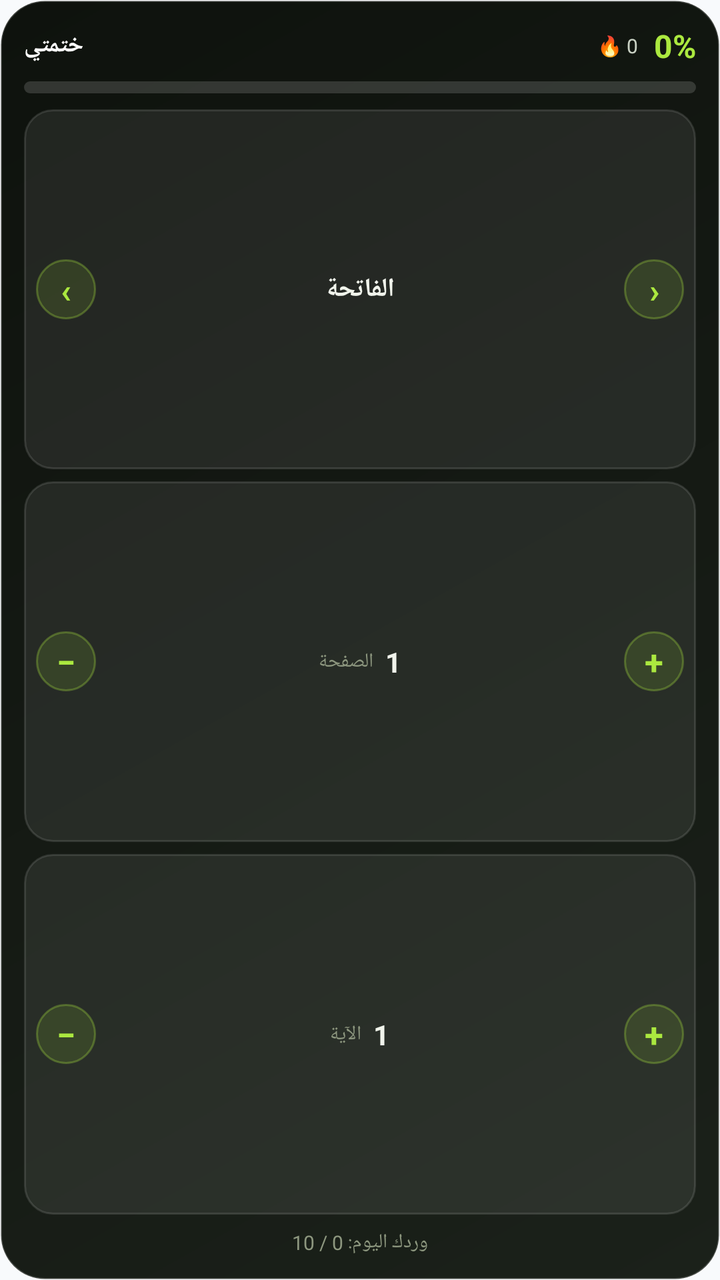
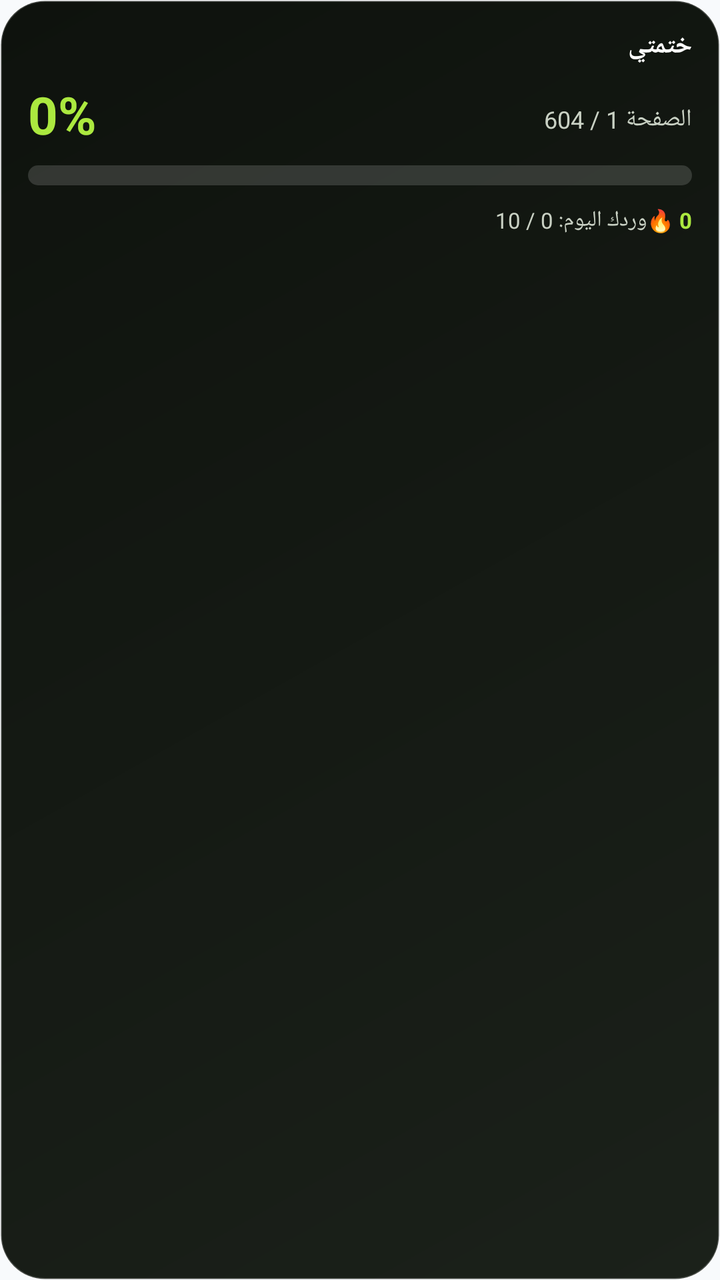

An Android layout rendered at two revisions. The XML below is the earlier revision; the diff shows what the commit changed to produce the second picture.
<!-- AndroidManifest.xml: application theme Theme.QuranTracker -->
<!-- res/layout/widget_progress.xml -->
<?xml version="1.0" encoding="utf-8"?>
<LinearLayout xmlns:android="http://schemas.android.com/apk/res/android"
    android:id="@+id/widget_root"
    android:layout_width="match_parent"
    android:layout_height="match_parent"
    android:orientation="vertical"
    android:background="@drawable/widget_bg"
    android:padding="12dp"
    android:layoutDirection="rtl">

    
    <LinearLayout
        android:layout_width="match_parent"
        android:layout_height="wrap_content"
        android:orientation="horizontal"
        android:gravity="center_vertical">

        <TextView
            android:id="@+id/widget_app_name"
            android:layout_width="wrap_content"
            android:layout_height="wrap_content"
            android:text="ختمتي"
            android:textColor="#FFFFFF"
            android:textSize="12sp"
            android:textStyle="bold" />

        <TextView
            android:id="@+id/widget_khatmah_name"
            android:layout_width="0dp"
            android:layout_height="wrap_content"
            android:layout_weight="1"
            android:layout_marginStart="8dp"
            android:text=""
            android:textColor="#8D977F"
            android:textSize="10sp"
            android:maxLines="1"
            android:ellipsize="end" />

        <TextView
            android:id="@+id/widget_streak"
            android:layout_width="wrap_content"
            android:layout_height="wrap_content"
            android:layout_marginEnd="8dp"
            android:text="🔥 0"
            android:textColor="#C9D1C4"
            android:textSize="10sp" />

        <TextView
            android:id="@+id/widget_percent"
            android:layout_width="wrap_content"
            android:layout_height="wrap_content"
            android:text="0%"
            android:textColor="#ABE83F"
            android:textSize="16sp"
            android:textStyle="bold" />
    </LinearLayout>

    <ProgressBar
        android:id="@+id/widget_progress_bar"
        style="?android:attr/progressBarStyleHorizontal"
        android:layout_width="match_parent"
        android:layout_height="6dp"
        android:layout_marginTop="7dp"
        android:max="100"
        android:progress="0"
        android:progressDrawable="@drawable/widget_progress_track" />

    
    <LinearLayout
        android:layout_width="match_parent"
        android:layout_height="0dp"
        android:layout_weight="1"
        android:layout_marginTop="8dp"
        android:minHeight="38dp"
        android:orientation="horizontal"
        android:gravity="center_vertical"
        android:background="@drawable/widget_row_bg"
        android:paddingStart="6dp"
        android:paddingEnd="6dp">

        <TextView
            android:id="@+id/widget_surah_prev"
            android:layout_width="30dp"
            android:layout_height="30dp"
            android:background="@drawable/widget_step_btn"
            android:gravity="center"
            android:text="‹"
            android:textColor="#ABE83F"
            android:textSize="17sp"
            android:textStyle="bold" />

        <TextView
            android:id="@+id/widget_surah_label"
            android:layout_width="0dp"
            android:layout_height="wrap_content"
            android:layout_weight="1"
            android:gravity="center"
            android:text="الفاتحة"
            android:textColor="#F1F4EC"
            android:textSize="13sp"
            android:textStyle="bold"
            android:maxLines="1"
            android:ellipsize="end" />

        <TextView
            android:id="@+id/widget_surah_next"
            android:layout_width="30dp"
            android:layout_height="30dp"
            android:background="@drawable/widget_step_btn"
            android:gravity="center"
            android:text="›"
            android:textColor="#ABE83F"
            android:textSize="17sp"
            android:textStyle="bold" />
    </LinearLayout>

    
    <LinearLayout
        android:layout_width="match_parent"
        android:layout_height="0dp"
        android:layout_weight="1"
        android:layout_marginTop="6dp"
        android:minHeight="38dp"
        android:orientation="horizontal"
        android:gravity="center_vertical"
        android:background="@drawable/widget_row_bg"
        android:paddingStart="6dp"
        android:paddingEnd="6dp">

        <TextView
            android:id="@+id/widget_page_dec"
            android:layout_width="30dp"
            android:layout_height="30dp"
            android:background="@drawable/widget_step_btn"
            android:gravity="center"
            android:text="−"
            android:textColor="#ABE83F"
            android:textSize="17sp"
            android:textStyle="bold" />

        <LinearLayout
            android:layout_width="0dp"
            android:layout_height="wrap_content"
            android:layout_weight="1"
            android:orientation="horizontal"
            android:gravity="center">

            <TextView
                android:layout_width="wrap_content"
                android:layout_height="wrap_content"
                android:text="الصفحة"
                android:textColor="#8D977F"
                android:textSize="10sp" />

            <TextView
                android:id="@+id/widget_page_val"
                android:layout_width="wrap_content"
                android:layout_height="wrap_content"
                android:layout_marginStart="6dp"
                android:text="1"
                android:textColor="#F1F4EC"
                android:textSize="14sp"
                android:textStyle="bold" />
        </LinearLayout>

        <TextView
            android:id="@+id/widget_page_inc"
            android:layout_width="30dp"
            android:layout_height="30dp"
            android:background="@drawable/widget_step_btn"
            android:gravity="center"
            android:text="+"
            android:textColor="#ABE83F"
            android:textSize="17sp"
            android:textStyle="bold" />
    </LinearLayout>

    
    <LinearLayout
        android:layout_width="match_parent"
        android:layout_height="0dp"
        android:layout_weight="1"
        android:layout_marginTop="6dp"
        android:minHeight="38dp"
        android:orientation="horizontal"
        android:gravity="center_vertical"
        android:background="@drawable/widget_row_bg"
        android:paddingStart="6dp"
        android:paddingEnd="6dp">

        <TextView
            android:id="@+id/widget_ayah_dec"
            android:layout_width="30dp"
            android:layout_height="30dp"
            android:background="@drawable/widget_step_btn"
            android:gravity="center"
            android:text="−"
            android:textColor="#ABE83F"
            android:textSize="17sp"
            android:textStyle="bold" />

        <LinearLayout
            android:layout_width="0dp"
            android:layout_height="wrap_content"
            android:layout_weight="1"
            android:orientation="horizontal"
            android:gravity="center">

            <TextView
                android:layout_width="wrap_content"
                android:layout_height="wrap_content"
                android:text="الآية"
                android:textColor="#8D977F"
                android:textSize="10sp" />

            <TextView
                android:id="@+id/widget_ayah_val"
                android:layout_width="wrap_content"
                android:layout_height="wrap_content"
                android:layout_marginStart="6dp"
                android:text="1"
                android:textColor="#F1F4EC"
                android:textSize="14sp"
                android:textStyle="bold" />
        </LinearLayout>

        <TextView
            android:id="@+id/widget_ayah_inc"
            android:layout_width="30dp"
            android:layout_height="30dp"
            android:background="@drawable/widget_step_btn"
            android:gravity="center"
            android:text="+"
            android:textColor="#ABE83F"
            android:textSize="17sp"
            android:textStyle="bold" />
    </LinearLayout>

    <TextView
        android:id="@+id/widget_today"
        android:layout_width="match_parent"
        android:layout_height="wrap_content"
        android:layout_marginTop="7dp"
        android:gravity="center"
        android:text="وردك اليوم: 0 / 10"
        android:textColor="#8D977F"
        android:textSize="10sp" />

</LinearLayout>
<!-- resources referenced by this layout -->
<resources>
  <!-- drawable widget_bg (drawable) -->
  <?xml version="1.0" encoding="utf-8"?>
  <shape xmlns:android="http://schemas.android.com/apk/res/android"
      android:shape="rectangle">
      <gradient
          android:angle="135"
          android:startColor="#1B211A"
          android:endColor="#0E120D" />
      <corners android:radius="22dp" />
      <stroke
          android:width="1dp"
          android:color="#33FFFFFF" />
  </shape>
  <!-- drawable widget_progress_track (drawable) -->
  <?xml version="1.0" encoding="utf-8"?>
  <layer-list xmlns:android="http://schemas.android.com/apk/res/android">
      
      <item android:id="@android:id/background">
          <shape android:shape="rectangle">
              <corners android:radius="10dp" />
              <solid android:color="#26FFFFFF" />
          </shape>
      </item>
      
      <item android:id="@android:id/progress">
          <clip>
              <shape android:shape="rectangle">
                  <corners android:radius="10dp" />
                  <gradient
                      android:startColor="#8AC22E"
                      android:endColor="#C7F75A"
                      android:angle="0" />
              </shape>
          </clip>
      </item>
  </layer-list>
  <!-- drawable widget_row_bg (drawable) -->
  <?xml version="1.0" encoding="utf-8"?>
  <shape xmlns:android="http://schemas.android.com/apk/res/android"
      android:shape="rectangle">
      <solid android:color="#14FFFFFF" />
      <corners android:radius="14dp" />
      <stroke
          android:width="1dp"
          android:color="#1FFFFFFF" />
  </shape>
  <!-- drawable widget_step_btn (drawable) -->
  <?xml version="1.0" encoding="utf-8"?>
  <shape xmlns:android="http://schemas.android.com/apk/res/android"
      android:shape="oval">
      <solid android:color="#1FABE83F" />
      <stroke
          android:width="1dp"
          android:color="#4DABE83F" />
  </shape>
  <style name="Theme.QuranTracker" parent="Theme.AppCompat.Light.NoActionBar">
          <item name="colorPrimary">@color/colorPrimary</item>
          <item name="colorPrimaryDark">@color/colorPrimaryDark</item>
          <item name="colorAccent">@color/colorAccent</item>
          <item name="android:windowBackground">@color/backgroundColor</item>
      </style>
  <color name="colorPrimary">#083264</color>
  <color name="colorPrimaryDark">#041B37</color>
  <color name="colorAccent">#139D62</color>
  <color name="backgroundColor">#F8FAFC</color>
</resources>

<!-- the commit's change to res/layout/widget_progress.xml (unified diff, before → after) -->
@@ -1,11 +1,10 @@
 <?xml version="1.0" encoding="utf-8"?>
 <LinearLayout xmlns:android="http://schemas.android.com/apk/res/android"
-    android:id="@+id/widget_root"
     android:layout_width="match_parent"
     android:layout_height="match_parent"
     android:orientation="vertical"
     android:background="@drawable/widget_bg"
-    android:padding="12dp"
+    android:padding="14dp"
     android:layoutDirection="rtl">
 
     
@@ -17,33 +16,32 @@
 
         <TextView
             android:id="@+id/widget_app_name"
-            android:layout_width="wrap_content"
+            android:layout_width="0dp"
             android:layout_height="wrap_content"
+            android:layout_weight="1"
             android:text="ختمتي"
             android:textColor="#FFFFFF"
-            android:textSize="12sp"
+            android:textSize="13sp"
             android:textStyle="bold" />
 
         <TextView
             android:id="@+id/widget_khatmah_name"
-            android:layout_width="0dp"
+            android:layout_width="wrap_content"
             android:layout_height="wrap_content"
-            android:layout_weight="1"
-            android:layout_marginStart="8dp"
             android:text=""
-            android:textColor="#8D977F"
-            android:textSize="10sp"
+            android:textColor="#98A18E"
+            android:textSize="11sp"
             android:maxLines="1"
             android:ellipsize="end" />
+    </LinearLayout>
 
-        <TextView
-            android:id="@+id/widget_streak"
-            android:layout_width="wrap_content"
-            android:layout_height="wrap_content"
-            android:layout_marginEnd="8dp"
-            android:text="🔥 0"
-            android:textColor="#C9D1C4"
-            android:textSize="10sp" />
+    
+    <LinearLayout
+        android:layout_width="match_parent"
+        android:layout_height="wrap_content"
+        android:orientation="horizontal"
+        android:gravity="bottom"
+        android:layout_marginTop="8dp">
 
         <TextView
             android:id="@+id/widget_percent"
@@ -51,16 +49,29 @@
             android:layout_height="wrap_content"
             android:text="0%"
             android:textColor="#ABE83F"
-            android:textSize="16sp"
+            android:textSize="26sp"
             android:textStyle="bold" />
+
+        <TextView
+            android:id="@+id/widget_page"
+            android:layout_width="0dp"
+            android:layout_height="wrap_content"
+            android:layout_weight="1"
+            android:layout_marginStart="8dp"
+            android:layout_marginBottom="3dp"
+            android:text="الصفحة 1 / 604"
+            android:textColor="#C9D1C4"
+            android:textSize="12sp"
+            android:gravity="start" />
     </LinearLayout>
 
+    
     <ProgressBar
         android:id="@+id/widget_progress_bar"
         style="?android:attr/progressBarStyleHorizontal"
         android:layout_width="match_parent"
-        android:layout_height="6dp"
-        android:layout_marginTop="7dp"
+        android:layout_height="10dp"
+        android:layout_marginTop="8dp"
         android:max="100"
         android:progress="0"
         android:progressDrawable="@drawable/widget_progress_track" />
@@ -68,182 +79,28 @@
     
     <LinearLayout
         android:layout_width="match_parent"
-        android:layout_height="0dp"
-        android:layout_weight="1"
-        android:layout_marginTop="8dp"
-        android:minHeight="38dp"
+        android:layout_height="wrap_content"
         android:orientation="horizontal"
         android:gravity="center_vertical"
-        android:background="@drawable/widget_row_bg"
-        android:paddingStart="6dp"
-        android:paddingEnd="6dp">
+        android:layout_marginTop="10dp">
 
         <TextView
-            android:id="@+id/widget_surah_prev"
-            android:layout_width="30dp"
-            android:layout_height="30dp"
-            android:background="@drawable/widget_step_btn"
-            android:gravity="center"
-            android:text="‹"
-            android:textColor="#ABE83F"
-            android:textSize="17sp"
-            android:textStyle="bold" />
-
-        <TextView
-            android:id="@+id/widget_surah_label"
+            android:id="@+id/widget_today"
             android:layout_width="0dp"
             android:layout_height="wrap_content"
             android:layout_weight="1"
-            android:gravity="center"
-            android:text="الفاتحة"
-            android:textColor="#F1F4EC"
-            android:textSize="13sp"
-            android:textStyle="bold"
-            android:maxLines="1"
-            android:ellipsize="end" />
+            android:text="وردك اليوم: 0 / 10"
+            android:textColor="#C9D1C4"
+            android:textSize="11sp" />
 
         <TextView
-            android:id="@+id/widget_surah_next"
-            android:layout_width="30dp"
-            android:layout_height="30dp"
-            android:background="@drawable/widget_step_btn"
-            android:gravity="center"
-            android:text="›"
+            android:id="@+id/widget_streak"
+            android:layout_width="wrap_content"
+            android:layout_height="wrap_content"
+            android:text="🔥 0"
             android:textColor="#ABE83F"
-            android:textSize="17sp"
+            android:textSize="11sp"
             android:textStyle="bold" />
     </LinearLayout>
 
-    
-    <LinearLayout
-        android:layout_width="match_parent"
-        android:layout_height="0dp"
-        android:layout_weight="1"
-        android:layout_marginTop="6dp"
-        android:minHeight="38dp"
-        android:orientation="horizontal"
-        android:gravity="center_vertical"
-        android:background="@drawable/widget_row_bg"
-        android:paddingStart="6dp"
-        android:paddingEnd="6dp">
-
-        <TextView
-            android:id="@+id/widget_page_dec"
-            android:layout_width="30dp"
-            android:layout_height="30dp"
-            android:background="@drawable/widget_step_btn"
-            android:gravity="center"
-            android:text="−"
-            android:textColor="#ABE83F"
-            android:textSize="17sp"
-            android:textStyle="bold" />
-
-        <LinearLayout
-            android:layout_width="0dp"
-            android:layout_height="wrap_content"
-            android:layout_weight="1"
-            android:orientation="horizontal"
-            android:gravity="center">
-
-            <TextView
-                android:layout_width="wrap_content"
-                android:layout_height="wrap_content"
-                android:text="الصفحة"
-                android:textColor="#8D977F"
-                android:textSize="10sp" />
-
-            <TextView
-                android:id="@+id/widget_page_val"
-                android:layout_width="wrap_content"
-                android:layout_height="wrap_content"
-                android:layout_marginStart="6dp"
-                android:text="1"
-                android:textColor="#F1F4EC"
-                android:textSize="14sp"
-                android:textStyle="bold" />
-        </LinearLayout>
-
-        <TextView
-            android:id="@+id/widget_page_inc"
-            android:layout_width="30dp"
-            android:layout_height="30dp"
-            android:background="@drawable/widget_step_btn"
-            android:gravity="center"
-            android:text="+"
-            android:textColor="#ABE83F"
-            android:textSize="17sp"
-            android:textStyle="bold" />
-    </LinearLayout>
-
-    
-    <LinearLayout
-        android:layout_width="match_parent"
-        android:layout_height="0dp"
-        android:layout_weight="1"
-        android:layout_marginTop="6dp"
-        android:minHeight="38dp"
-        android:orientation="horizontal"
-        android:gravity="center_vertical"
-        android:background="@drawable/widget_row_bg"
-        android:paddingStart="6dp"
-        android:paddingEnd="6dp">
-
-        <TextView
-            android:id="@+id/widget_ayah_dec"
-            android:layout_width="30dp"
-            android:layout_height="30dp"
-            android:background="@drawable/widget_step_btn"
-            android:gravity="center"
-            android:text="−"
-            android:textColor="#ABE83F"
-            android:textSize="17sp"
-            android:textStyle="bold" />
-
-        <LinearLayout
-            android:layout_width="0dp"
-            android:layout_height="wrap_content"
-            android:layout_weight="1"
-            android:orientation="horizontal"
-            android:gravity="center">
-
-            <TextView
-                android:layout_width="wrap_content"
-                android:layout_height="wrap_content"
-                android:text="الآية"
-                android:textColor="#8D977F"
-                android:textSize="10sp" />
-
-            <TextView
-                android:id="@+id/widget_ayah_val"
-                android:layout_width="wrap_content"
-                android:layout_height="wrap_content"
-                android:layout_marginStart="6dp"
-                android:text="1"
-                android:textColor="#F1F4EC"
-                android:textSize="14sp"
-                android:textStyle="bold" />
-        </LinearLayout>
-
-        <TextView
-            android:id="@+id/widget_ayah_inc"
-            android:layout_width="30dp"
-            android:layout_height="30dp"
-            android:background="@drawable/widget_step_btn"
-            android:gravity="center"
-            android:text="+"
-            android:textColor="#ABE83F"
-            android:textSize="17sp"
-            android:textStyle="bold" />
-    </LinearLayout>
-
-    <TextView
-        android:id="@+id/widget_today"
-        android:layout_width="match_parent"
-        android:layout_height="wrap_content"
-        android:layout_marginTop="7dp"
-        android:gravity="center"
-        android:text="وردك اليوم: 0 / 10"
-        android:textColor="#8D977F"
-        android:textSize="10sp" />
-
 </LinearLayout>
<!-- resource entries referenced after the edit -->
@@ -36,25 +36,6 @@
           </clip>
       </item>
   </layer-list>
-  <!-- drawable widget_row_bg (drawable) -->
-  <?xml version="1.0" encoding="utf-8"?>
-  <shape xmlns:android="http://schemas.android.com/apk/res/android"
-      android:shape="rectangle">
-      <solid android:color="#14FFFFFF" />
-      <corners android:radius="14dp" />
-      <stroke
-          android:width="1dp"
-          android:color="#1FFFFFFF" />
-  </shape>
-  <!-- drawable widget_step_btn (drawable) -->
-  <?xml version="1.0" encoding="utf-8"?>
-  <shape xmlns:android="http://schemas.android.com/apk/res/android"
-      android:shape="oval">
-      <solid android:color="#1FABE83F" />
-      <stroke
-          android:width="1dp"
-          android:color="#4DABE83F" />
-  </shape>
   <style name="Theme.QuranTracker" parent="Theme.AppCompat.Light.NoActionBar">
           <item name="colorPrimary">@color/colorPrimary</item>
           <item name="colorPrimaryDark">@color/colorPrimaryDark</item>
